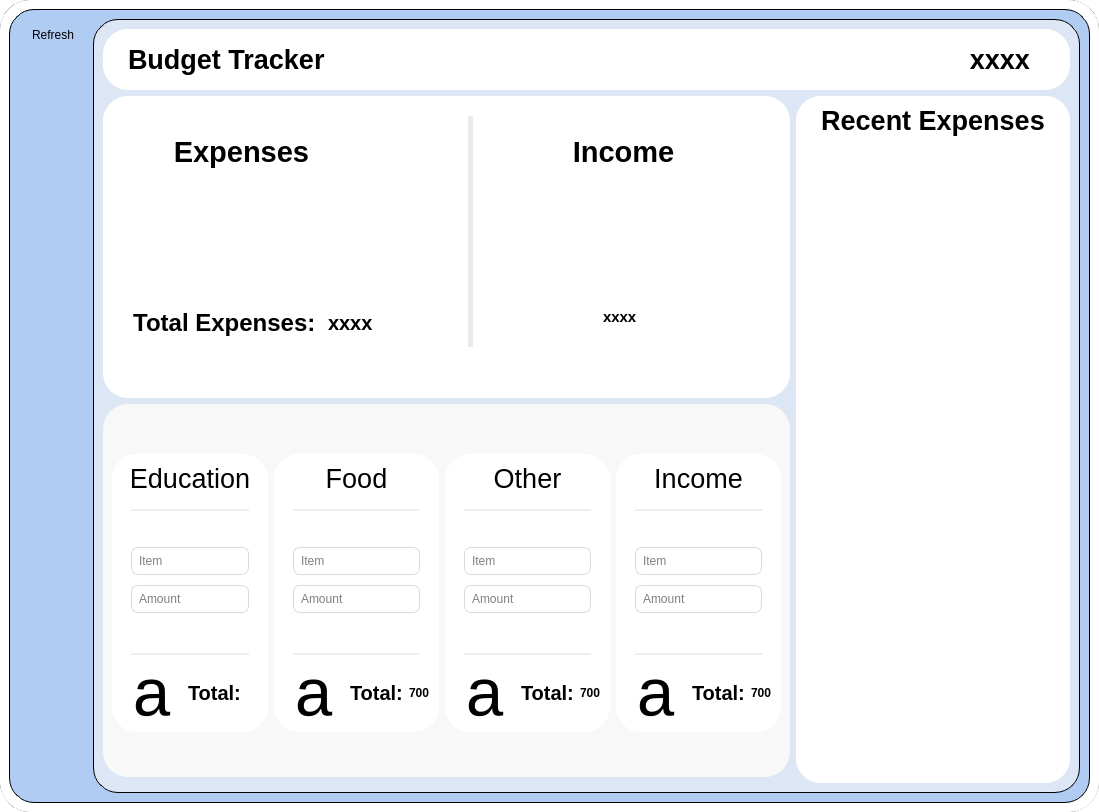
Before: the Qt Designer form K/budget.ui in burr1to/kaizen, drawn with Qt 5.
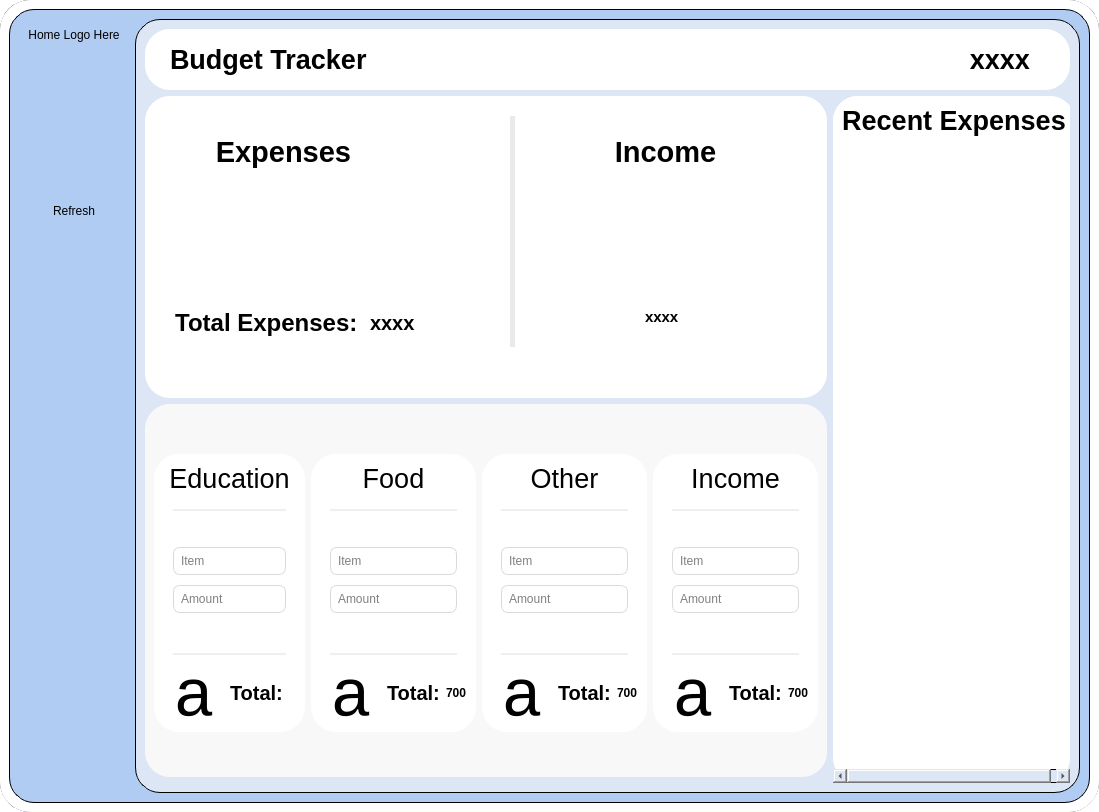
After: the same form once the commit is applied. Icons and pictures are not drawn.

Commit message: budget done almost 99% backend

What changed in the file:
```diff
--- a/K/budget.ui
+++ b/K/budget.ui
@@ -51,20 +51,43 @@
           <enum>QFrame::Raised</enum>
          </property>
          <layout class="QFormLayout" name="formLayout">
-          <item row="1" column="0" colspan="2">
+          <item row="2" column="0" colspan="2">
+           <widget class="QPushButton" name="pushButton_5">
+            <property name="text">
+             <string>Refresh</string>
+            </property>
+           </widget>
+          </item>
+          <item row="0" column="0">
+           <widget class="QPushButton" name="home">
+            <property name="text">
+             <string>Home Logo Here</string>
+            </property>
+           </widget>
+          </item>
+          <item row="1" column="0">
+           <spacer name="verticalSpacer">
+            <property name="orientation">
+             <enum>Qt::Vertical</enum>
+            </property>
+            <property name="sizeType">
+             <enum>QSizePolicy::Fixed</enum>
+            </property>
+            <property name="sizeHint" stdset="0">
+             <size>
+              <width>20</width>
+              <height>150</height>
+             </size>
+            </property>
+           </spacer>
+          </item>
+          <item row="3" column="0" colspan="2">
            <layout class="QVBoxLayout" name="verticalLayout_5">
             <property name="topMargin">
              <number>150</number>
             </property>
            </layout>
           </item>
-          <item row="0" column="0" colspan="2">
-           <widget class="QPushButton" name="pushButton_5">
-            <property name="text">
-             <string>Refresh</string>
-            </property>
-           </widget>
-          </item>
          </layout>
         </widget>
        </item>
@@ -94,8 +117,8 @@
               <rect>
                <x>0</x>
                <y>0</y>
-               <width>252</width>
-               <height>690</height>
+               <width>228</width>
+               <height>673</height>
               </rect>
              </property>
              <layout class="QGridLayout" name="gridLayout_7">
```
The commit also changes 9 other files.
